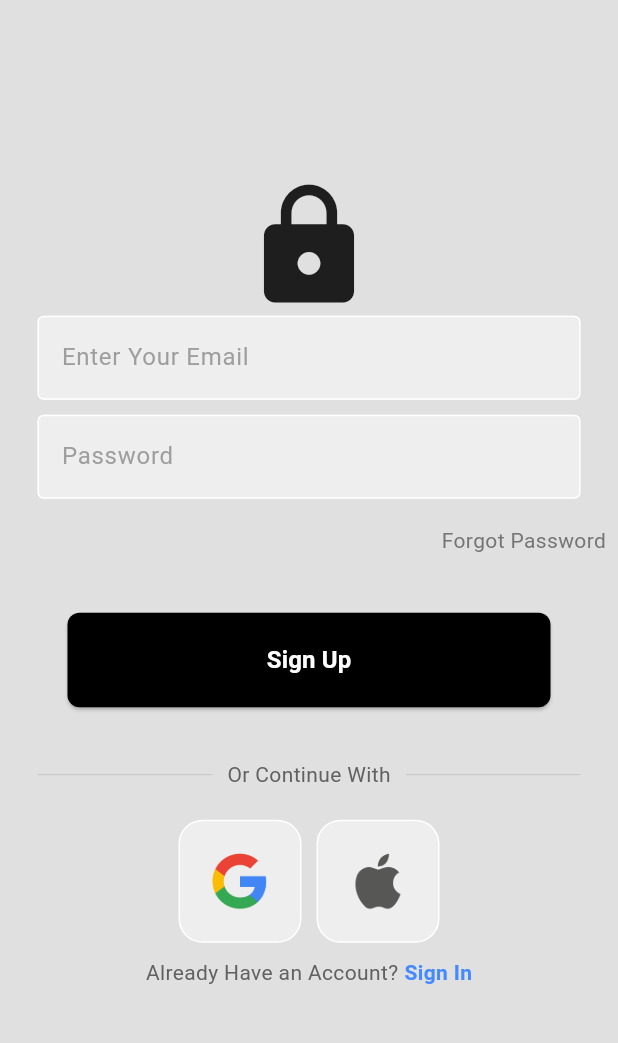
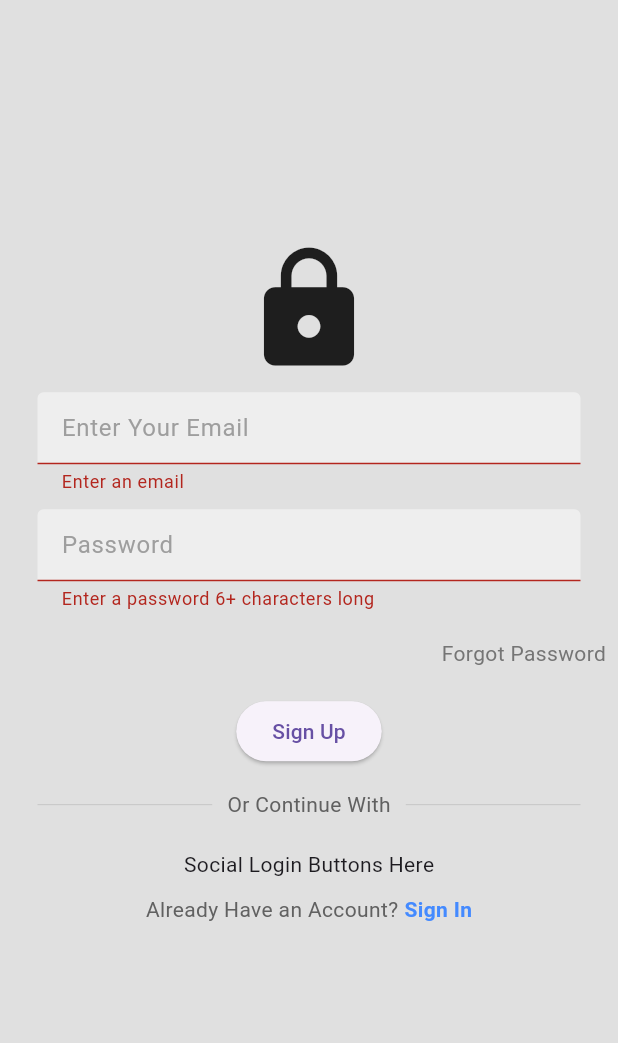
Before and after one commit to Nasiali-Eden/flutter_firebase, a Flutter app: the RegisterPage screen opened directly with empty values, after a tap on "Sign Up", on a phone screen of 412 x 824 dp, the part 84-1127 px from its top. Run offline on Flutter 3.47's test engine with Material 3 defaults, Android fonts, the light colour scheme and no system bars; our stand-ins replace firebase_auth, firebase_core; accounts and stored records are empty.

Commit message:
Validator

```diff
--- a/lib/components/textfield.dart
+++ b/lib/components/textfield.dart
@@ -1,7 +1,8 @@
 import 'package:flutter/material.dart';
 
-class MyTextField extends StatelessWidget{
-  final controller;
+class MyTextField extends StatelessWidget {
+  final TextEditingController controller;
+  final String? Function(String?)? validator;
   final String hintText;
   final bool obscureText;
   final Function(String) onChanged;
@@ -9,13 +10,14 @@ class MyTextField extends StatelessWidget{
   const MyTextField({
     super.key,
     required this.controller,
+    required this.validator,
     required this.hintText,
     required this.obscureText,
     required this.onChanged,
   });
 
   @override
-  Widget build(BuildContext context){
+  Widget build(BuildContext context) {
     return Padding(
       padding: const EdgeInsets.symmetric(horizontal: 25.0),
       child: TextFormField(
@@ -33,9 +35,9 @@ class MyTextField extends StatelessWidget{
           hintText: hintText,
           hintStyle: TextStyle(color: Colors.grey[500]),
         ),
+        validator: validator, // Pass the validator function here
         onChanged: onChanged,
       ),
     );
-
   }
 }
--- a/lib/screens/home/home.dart
+++ b/lib/screens/home/home.dart
@@ -10,7 +10,7 @@ class Home extends StatelessWidget {
     return Scaffold(
       backgroundColor: Colors.grey[400],
       appBar: AppBar(
-        title: Text('Brewer'),
+        title: const Text('Brewer'),
         backgroundColor: Colors.grey[100],
         elevation: 0.0,
         actions: [
@@ -19,7 +19,7 @@ class Home extends StatelessWidget {
             onPressed: () async{
               await _auth.signOut();
             },
-            label: Text('logout'),
+            label: const Text('logout'),
           )
         ],
       ),
--- a/lib/screens/pages/register_page.dart
+++ b/lib/screens/pages/register_page.dart
@@ -1,58 +1,49 @@
 import 'package:flutter/material.dart';
-import '../../components/buttons.dart';
-import '../../components/square_tile.dart';
-import '../../components/textfield.dart';
-import '../services/auth.dart';
+import '../../components/textfield.dart'; // Adjust the import path as needed
 
 class RegisterPage extends StatefulWidget {
   final Function toggleView;
-      const RegisterPage({super.key,required this.toggleView});
+
+  const RegisterPage({
+    super.key,
+    required this.toggleView,
+  });
 
   @override
   State<RegisterPage> createState() => _RegisterPageState();
 }
 
 class _RegisterPageState extends State<RegisterPage> {
-
   final _formKey = GlobalKey<FormState>();
-
   final usernameController = TextEditingController();
   final passwordController = TextEditingController();
-      final AuthService _auth = AuthService();
 
   String email = '';
   String password = '';
 
-      void SignUp () async {if (_formKey.currentState!.validate()){
-        print(email);
-        print(password);
+  void SignUp() {
+    if (_formKey.currentState!.validate()) {
+      // Validation succeeded, perform actions
+      print('Email: $email');
+      print('Password: $password');
+      // Call your authentication service or any other logic here
     }
   }
 
-      void _onEmailChanged(String value) {
-        setState(() {
-          email = value;
-        });
-      }
-
-      void _onPasswordChanged(String value) {
-        setState(() {
-          password = value;
-        });
-      }
   @override
   Widget build(BuildContext context) {
-        return  Scaffold(
+    return Scaffold(
       backgroundColor: Colors.grey[300],
       appBar: AppBar(
         backgroundColor: Colors.white,
         elevation: 0.0,
-            title: const Center(child: Text('Sign Up')
+        title: const Center(
+          child: Text('Sign Up'),
         ),
         actions: [
           TextButton.icon(
-                icon: Icon(Icons.person, color: Colors.grey[500],),
-                label: Text("Sign In"),
+            icon: Icon(Icons.person, color: Colors.grey[500]),
+            label: const Text("Sign In"),
             onPressed: () {
               widget.toggleView();
             },
@@ -70,19 +61,31 @@ import '../services/auth.dart';
                 Icons.lock,
                 size: 90,
               ),
-                  const SizedBox(height: 1),
+              const SizedBox(height: 10),
               MyTextField(
+                validator: (value) =>
+                value!.isEmpty ? 'Enter an email' : null,
                 obscureText: false,
                 controller: usernameController,
                 hintText: 'Enter Your Email',
-                    onChanged: _onEmailChanged,
+                onChanged: (value) {
+                  setState(() {
+                    email = value;
+                  });
+                },
               ),
               const SizedBox(height: 10),
               MyTextField(
+                validator: (value) =>
+                value!.length < 6 ? 'Enter a password 6+ characters long' : null,
                 obscureText: true,
                 controller: passwordController,
                 hintText: 'Password',
-                    onChanged: _onPasswordChanged,
+                onChanged: (value) {
+                  setState(() {
+                    password = value;
+                  });
+                },
               ),
               const SizedBox(height: 10),
               Padding(
@@ -99,7 +102,10 @@ import '../services/auth.dart';
               ),
               const SizedBox(height: 10),
 
-                  SignUpButton(onPressed: SignUp),
+              ElevatedButton(
+                onPressed: SignUp,
+                child: const Text('Sign Up'),
+              ),
 
               const SizedBox(height: 15),
               Padding(
@@ -123,7 +129,8 @@ import '../services/auth.dart';
                       child: Divider(
                         thickness: 0.5,
                         color: Colors.grey[400],
-                            )),
+                      ),
+                    ),
                   ],
                 ),
               ),
@@ -131,11 +138,8 @@ import '../services/auth.dart';
               const Row(
                 mainAxisAlignment: MainAxisAlignment.center,
                 children: [
-                      SquareTile(imagePath: 'lib/images/google.png'),
-                      SizedBox(
-                        width: 10,
-                      ),
-                      SquareTile(imagePath: 'lib/images/apple.png'),
+                  // Replace with your social login widgets
+                  Text('Social Login Buttons Here'),
                 ],
               ),
               const SizedBox(height: 10),
@@ -150,7 +154,8 @@ import '../services/auth.dart';
                   const Text(
                     'Sign In',
                     style: TextStyle(
-                            color: Colors.blueAccent, fontWeight: FontWeight.bold),
+                        color: Colors.blueAccent,
+                        fontWeight: FontWeight.bold),
                   ),
                 ],
               ),
```
Also changed, not shown: lib/screens/pages/login_page.dart (+20 -10 lines). Lines whose indentation alone changed are shown as unchanged.
